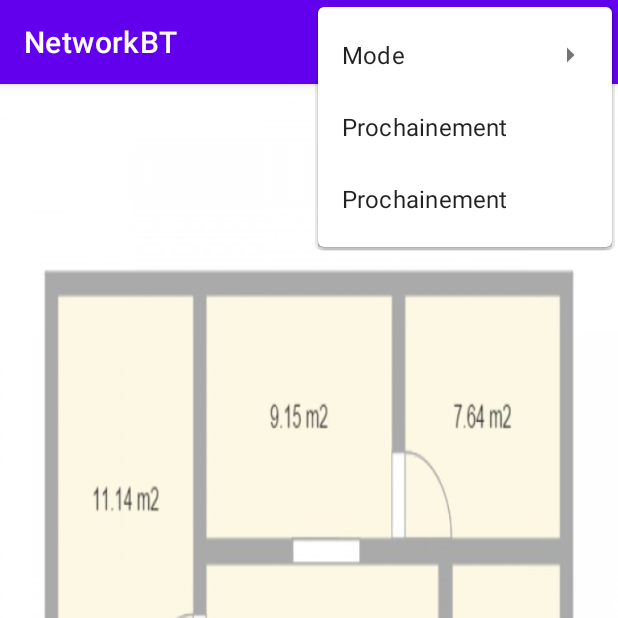
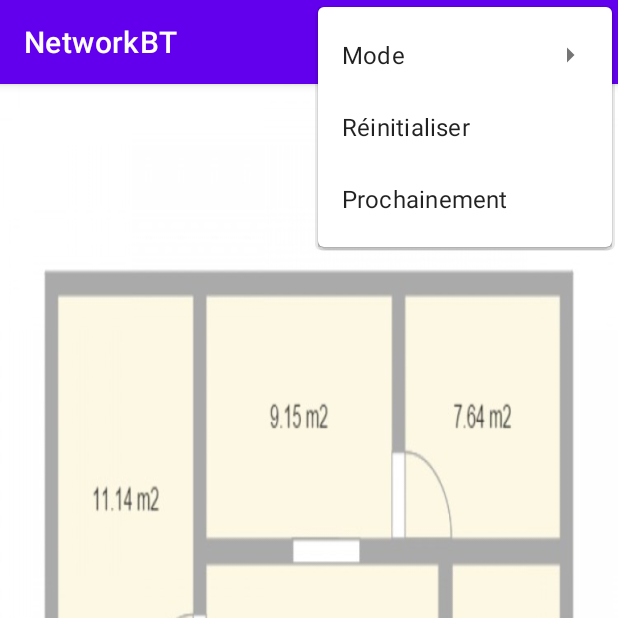
Before and after one commit to HugoThoma/NetworkBT, an Android app: the screen it shows after launch (MainActivity), with the options menu open, on a phone screen of 412 x 824 dp, the top half of it. Run offline under Robolectric (Android 15) with nearby library versions, the phone set to English and light mode, and no system bars.

Commit message:
ajout fonctionnalité réinitialiser cassée

```diff
--- a/app/src/main/java/fr/istic/mob/networkBT/Graph.kt
+++ b/app/src/main/java/fr/istic/mob/networkBT/Graph.kt
@@ -15,4 +15,8 @@ class Graph {
         var connexion = Connexion(ObjetDépart, ObjetArrivée)
         myConnexions.put(id, connexion)
     }
+    fun Reinitialiser(){
+        myObjects.clear()
+        myConnexions.clear()
+    }
 }
--- a/app/src/main/java/fr/istic/mob/networkBT/MainActivity.kt
+++ b/app/src/main/java/fr/istic/mob/networkBT/MainActivity.kt
@@ -65,6 +65,10 @@ class MainActivity : AppCompatActivity() {
                 graphView.status = "modifier_cnx"
                 return true
             }
+            R.id.reini->{
+                graphView.status = "reinitialiser"
+                return true
+            }
         }
 
         return true
--- a/app/src/main/res/menu/activity_main_menu.xml
+++ b/app/src/main/res/menu/activity_main_menu.xml
@@ -17,6 +17,8 @@
                 android:title="Modifier une connexion" />
         </menu>
     </item>
-    <item android:title="Prochainement" />
+    <item
+        android:id="@+id/reini"
+        android:title="Réinitialiser " />
     <item android:title="Prochainement" />
 </menu>
```
Also changed, not shown: app/src/main/java/fr/istic/mob/networkBT/GraphView.kt (+10 -16 lines).
